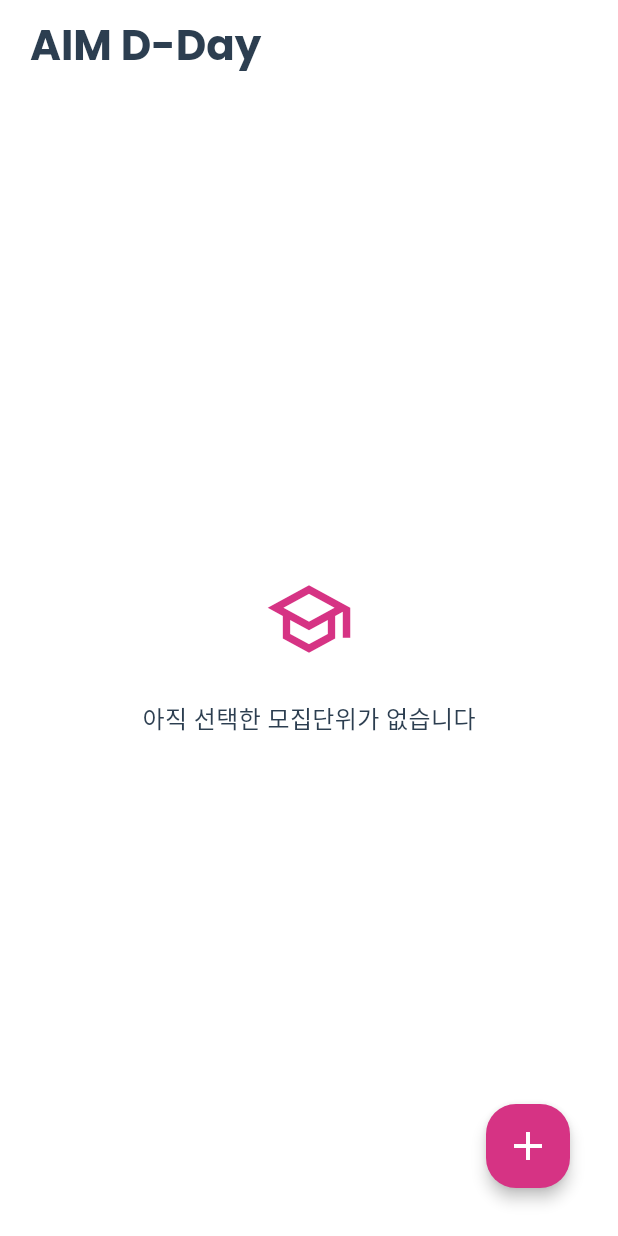
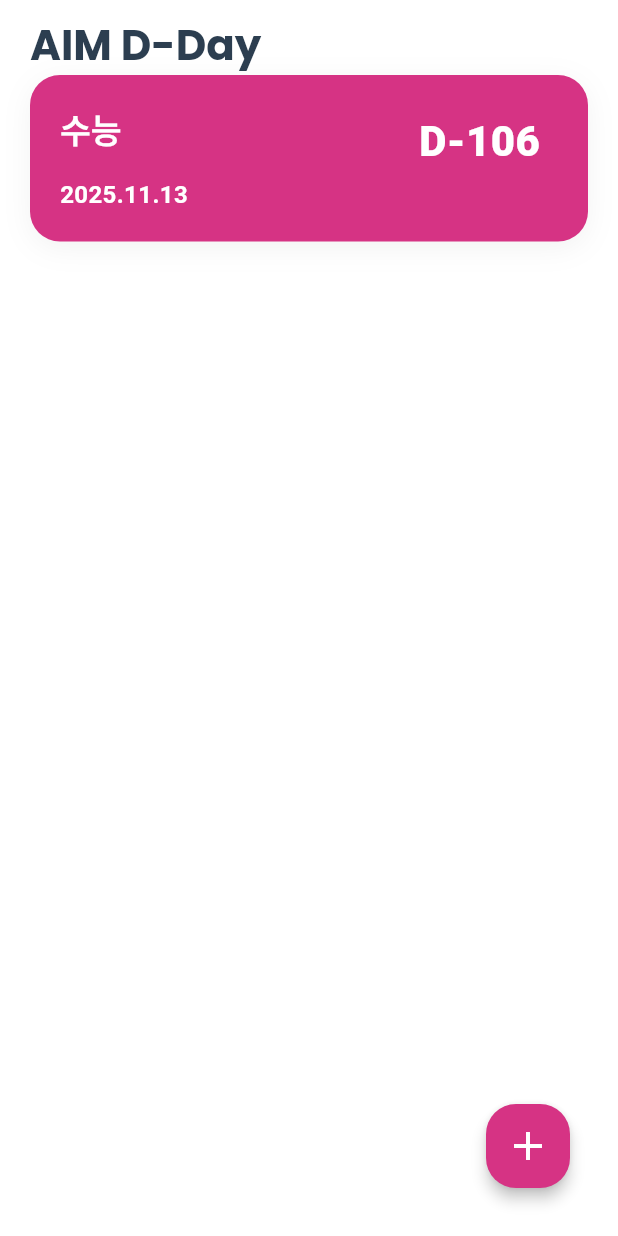
Before and after one commit to JayShin00/aim-nonsul, a Flutter app: the screen it shows after launch, on a phone screen of 412 x 824 dp. Run offline on Flutter 3.47's test engine with Material 3 defaults, Android fonts, the phone set to English and light mode, and no system bars; our stand-ins replace cloud_firestore, firebase_core, google_fonts, shared_preferences; missing offline and left inert: home_widget; accounts and stored records are empty.

Commit message:
feat: 수능 디데이 고정

```diff
--- a/lib/screens/home_screen.dart
+++ b/lib/screens/home_screen.dart
@@ -27,7 +27,25 @@ class _HomeScreenState extends State<HomeScreen> {
 
   Future<void> loadSelected() async {
     final list = await _localService.loadSelectedSchedules();
-    list.sort((a, b) {
+
+    // 고정 수능 일정 생성
+    final suneungExam = ExamSchedule(
+      id: -1, // 고정 아이템을 위한 특별한 ID
+      university: '대학수학능력시험',
+      department: '수능',
+      category: '수능',
+      examDateTime: DateTime(2025, 11, 13),
+      isPrimary: false,
+    );
+
+    // 수능을 맨 앞에 추가
+    final allSchedules = [suneungExam, ...list];
+
+    allSchedules.sort((a, b) {
+      // 수능은 항상 맨 앞에
+      if (a.id == -1) return -1;
+      if (b.id == -1) return 1;
+
       int dateComparison = a.examDateTime.compareTo(b.examDateTime);
       if (dateComparison != 0) return dateComparison;
 
@@ -37,13 +55,13 @@ class _HomeScreenState extends State<HomeScreen> {
       return a.category.compareTo(b.category);
     });
 
-    final conflicts = getConflictingSchedulesInList(list);
+    final conflicts = getConflictingSchedulesInList(allSchedules);
     setState(() {
-      selectedSchedules = list;
+      selectedSchedules = allSchedules;
       conflictingSchedules = conflicts;
     });
 
-    await WidgetService.updateWidget(list);
+    await WidgetService.updateWidget(list); // 위젯 업데이트는 원래 리스트만 사용
   }
 
   Future<void> removeSelectedSchedule(int index) async {
@@ -97,12 +115,7 @@ class _HomeScreenState extends State<HomeScreen> {
               ),
             ),
           ),
-          Expanded(
-            child:
-                selectedSchedules.isEmpty
-                    ? _buildEmptyState()
-                    : _buildScheduleList(),
-          ),
+          Expanded(child: _buildScheduleList()),
         ],
       ),
       floatingActionButton: Padding(
@@ -147,6 +160,73 @@ class _HomeScreenState extends State<HomeScreen> {
         final item = selectedSchedules[index];
         final dDay = calculateDDay(item.examDateTime);
         final dDayColor = getDDayColor(dDay);
+        final isFixedSuneung = item.id == -1; // 고정 수능인지 확인
+
+        // 고정 수능의 경우 Dismissible 없이 일반 Container로 반환
+        if (isFixedSuneung) {
+          return Container(
+            margin: const EdgeInsets.only(bottom: 16),
+            decoration: BoxDecoration(
+              color: AppTheme.primaryColor,
+              borderRadius: BorderRadius.circular(20),
+              boxShadow: AppTheme.cardShadow,
+            ),
+            child: Padding(
+              padding: const EdgeInsets.all(20),
+              child: Column(
+                crossAxisAlignment: CrossAxisAlignment.start,
+                children: [
+                  Row(
+                    crossAxisAlignment: CrossAxisAlignment.start,
+                    children: [
+                      // 학과 정보
+                      Expanded(
+                        child: Text(
+                          item.department,
+                          style: AppTheme.headingSmall.copyWith(
+                            fontSize: 22,
+                            color: Colors.white,
+                          ),
+                        ),
+                      ),
+                      // D-Day
+                      Container(
+                        padding: const EdgeInsets.symmetric(
+                          horizontal: 12,
+                          vertical: 4,
+                        ),
+                        child: Text(
+                          dDay,
+                          style: const TextStyle(
+                            color: Colors.white,
+                            fontWeight: FontWeight.w900,
+                            fontSize: 28,
+                          ),
+                        ),
+                      ),
+                    ],
+                  ),
+
+                  // const SizedBox(height: 6),
+
+                  /// 시험일자
+                  Row(
+                    children: [
+                      Text(
+                        formatDate(item.examDateTime),
+                        style: const TextStyle(
+                          fontSize: 16,
+                          fontWeight: FontWeight.w600,
+                          color: Colors.white,
+                        ),
+                      ),
+                    ],
+                  ),
+                ],
+              ),
+            ),
+          );
+        }
 
         return Dismissible(
           key: Key(item.id.toString()),
@@ -197,7 +277,8 @@ class _HomeScreenState extends State<HomeScreen> {
           },
           onDismissed: (direction) async {
             if (direction == DismissDirection.endToStart) {
-              await removeSelectedSchedule(index);
+              // 수능이 아닌 경우에만 삭제 (수능은 index 0이므로 index-1로 조정)
+              await removeSelectedSchedule(index - 1);
               ScaffoldMessenger.of(context).showSnackBar(
                 SnackBar(
                   content: Text("${item.university} ${item.department} 삭제됨"),
```
